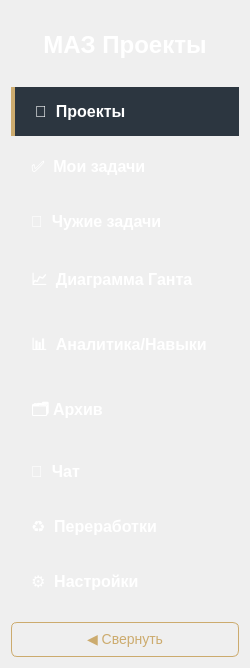
First picture: the form in ui/left_panel.ui, repository lerakaplich/TaskPlanner2, before the edit.
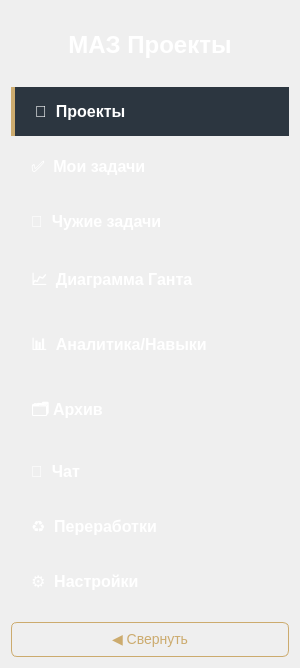
Second picture: the form after the edit.

```diff
--- a/ui/left_panel.ui
+++ b/ui/left_panel.ui
@@ -6,16 +6,11 @@
    <rect>
     <x>0</x>
     <y>0</y>
-    <width>250</width>
+    <width>300</width>
     <height>668</height>
    </rect>
   </property>
-  <property name="minimumSize">
-   <size>
-    <width>250</width>
-    <height>0</height>
-   </size>
-  </property>
+
   <layout class="QVBoxLayout" name="verticalLayout_2">
    <item>
     <widget class="QLabel" name="label">
```
